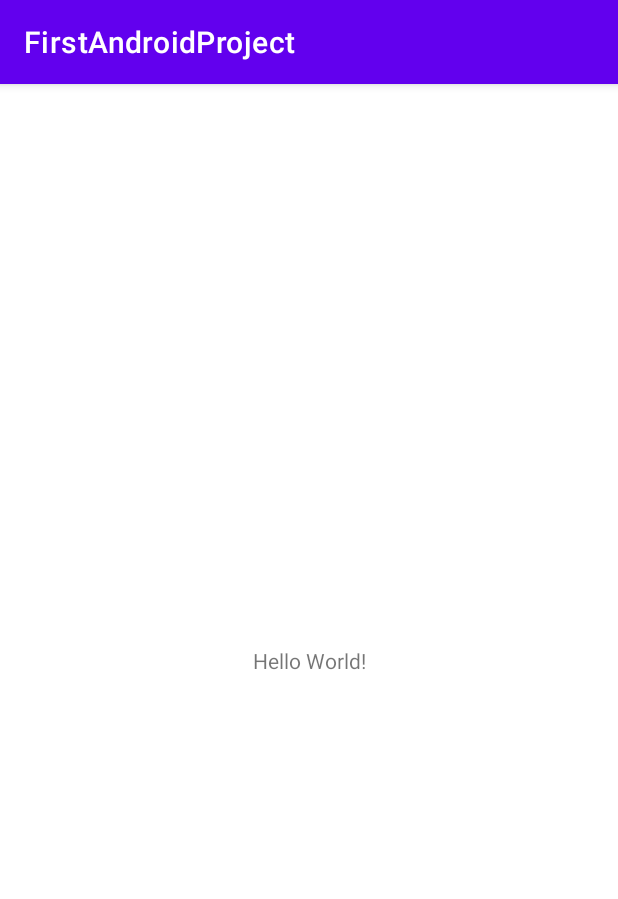
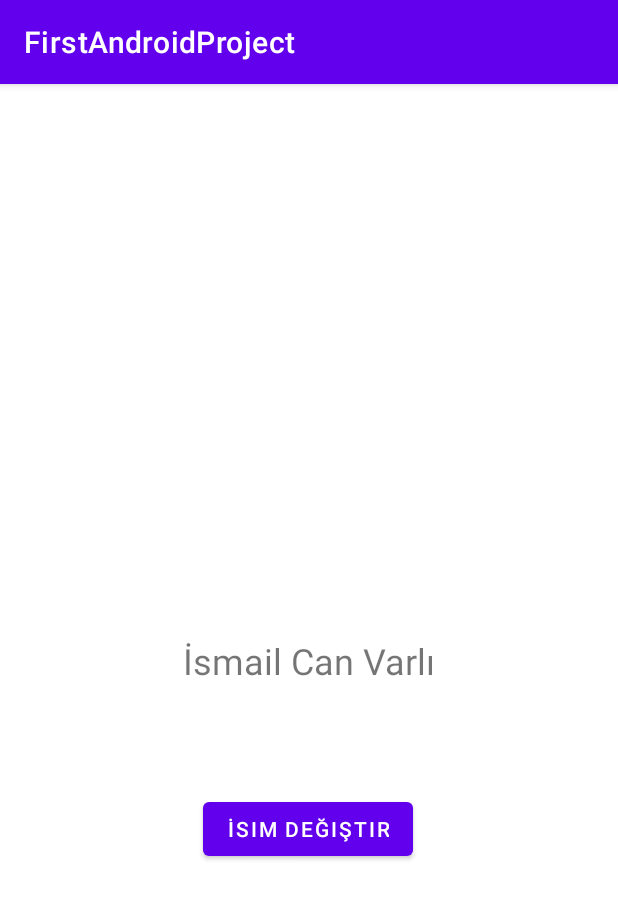
Before and after one commit to ismailcanvarli/AndroidExamples, an Android app: the screen it shows after launch (MainActivity), on a phone screen of 412 x 824 dp. Shown: the top 899 px of the screen. Run offline under Robolectric (Android 15) with nearby library versions, the phone set to English and light mode, and no system bars.

Commit message:
İlk proje yapıldı. Butona ile isim değiştirme

```diff
--- a/FirstAndroidProject/app/build.gradle
+++ b/FirstAndroidProject/app/build.gradle
@@ -1,6 +1,7 @@
 plugins {
     id 'com.android.application'
     id 'org.jetbrains.kotlin.android'
+    id 'kotlin-android-extensions'
 }
 
 android {
--- a/FirstAndroidProject/app/src/main/java/com/canvarli/firstandroidproject/MainActivity.kt
+++ b/FirstAndroidProject/app/src/main/java/com/canvarli/firstandroidproject/MainActivity.kt
@@ -2,10 +2,20 @@ package com.canvarli.firstandroidproject
 
 import androidx.appcompat.app.AppCompatActivity
 import android.os.Bundle
+import android.view.View
+import kotlinx.android.synthetic.main.activity_main.*
+import kotlinx.android.synthetic.main.activity_main.view.*
 
 class MainActivity : AppCompatActivity() {
     override fun onCreate(savedInstanceState: Bundle?) {
         super.onCreate(savedInstanceState)
         setContentView(R.layout.activity_main)
     }
+
+//burada butona tıkladığında isim değiştirme işlemini yapacağız.
+//view adında View tipinde bir değişken oluşturduk.
+    fun changeName(view : View){
+        textView.text = "Merhaba Android";
+    }
+
 }
--- a/FirstAndroidProject/app/src/main/res/layout/activity_main.xml
+++ b/FirstAndroidProject/app/src/main/res/layout/activity_main.xml
@@ -7,12 +7,24 @@
     tools:context=".MainActivity">
 
     <TextView
+        android:id="@+id/textView"
         android:layout_width="wrap_content"
         android:layout_height="wrap_content"
-        android:text="Hello World!"
+        android:text="İsmail Can Varlı"
+        android:textSize="24sp"
         app:layout_constraintBottom_toBottomOf="parent"
         app:layout_constraintEnd_toEndOf="parent"
         app:layout_constraintStart_toStartOf="parent"
         app:layout_constraintTop_toTopOf="parent" />
 
+    <Button
+        android:id="@+id/button"
+        android:layout_width="wrap_content"
+        android:layout_height="wrap_content"
+        android:layout_marginStart="13dp"
+        android:layout_marginTop="72dp"
+        android:onClick="changeName"
+        android:text="İsim Değiştir"
+        app:layout_constraintStart_toStartOf="@+id/textView"
+        app:layout_constraintTop_toBottomOf="@+id/textView" />
 </androidx.constraintlayout.widget.ConstraintLayout>
```
